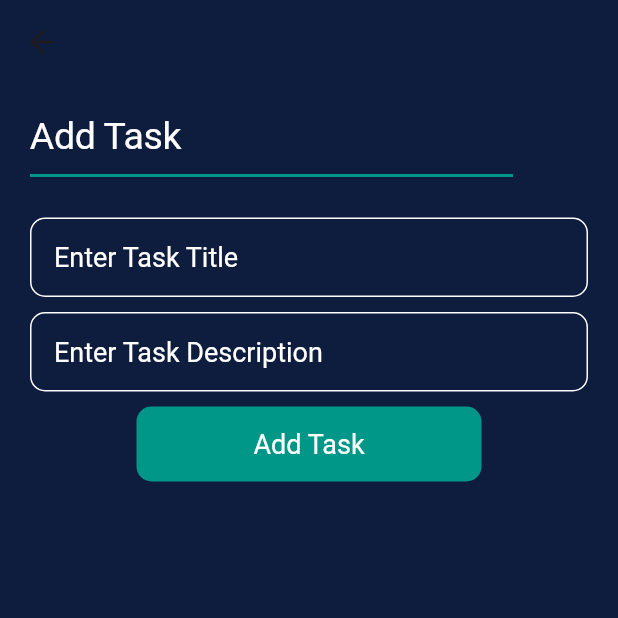
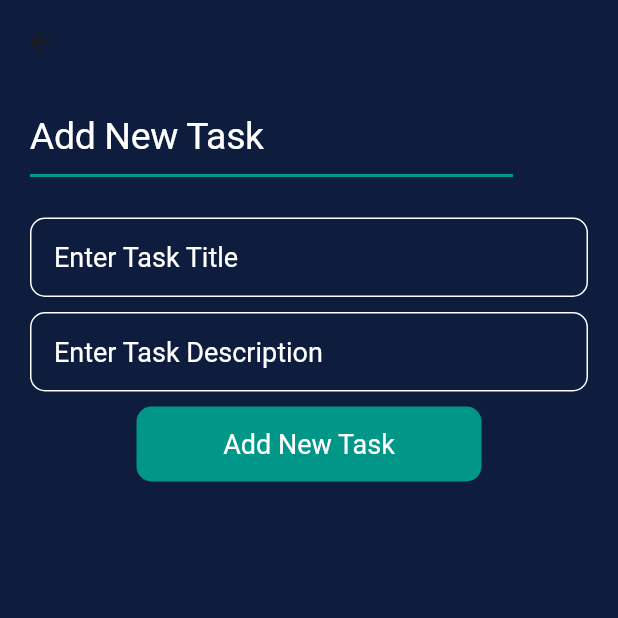
Before and after one commit to Faisal-Erakottil/ToDo_Application, a Flutter app: the AddTaskView screen opened by its route, on a phone screen of 412 x 824 dp, the top half of it. Run offline on Flutter 3.47's test engine with Material 3 defaults, Android fonts, the phone set to English and light mode, and no system bars; our stand-ins replace cloud_firestore, firebase_auth, firebase_core, shared_preferences; accounts and stored records are empty.

Commit message:
completed all

```diff
--- a/lib/models/user_model.dart
+++ b/lib/models/user_model.dart
@@ -16,6 +16,7 @@ class UserModel {
     this.status,
     this.uid,
   });
+
   factory UserModel.fromjson(DocumentSnapshot data) {
     return UserModel(
       email: data['email'],
@@ -24,6 +25,7 @@ class UserModel {
       status: data['status'],
     );
   }
+
   Map<String, dynamic> tojson() {
     return {
       'uid': uid,
@@ -34,4 +36,5 @@ class UserModel {
       'createdAt': createdAt,
     };
   }
+
 }
--- a/lib/screens/add_task_page.dart
+++ b/lib/screens/add_task_page.dart
@@ -5,7 +5,9 @@ import 'package:flutter_application_2/services/task_service.dart'
 import 'package:uuid/uuid.dart';
 
 class AddTaskView extends StatefulWidget {
-  const AddTaskView({super.key});
+  final TaskModel? task;
+
+  const AddTaskView({super.key, this.task});
 
   @override
   State<AddTaskView> createState() => _AddTaskViewState();
@@ -14,12 +16,30 @@ class AddTaskView extends StatefulWidget {
 class _AddTaskViewState extends State<AddTaskView> {
   final TextEditingController _titleController = TextEditingController();
   final TextEditingController _descriptionController = TextEditingController();
+  TaskService _taskService = TaskService();
+  bool _edit = false;
 
   @override
   void dispose() {
     _titleController.dispose();
     _descriptionController.dispose();
     super.dispose();
+  }
+
+  loadData() {
+    if (widget.task != null) {
+      setState(() {
+        _titleController.text = widget.task!.title!;
+        _titleController.text = widget.task!.body!;
+        _edit = true;
+      });
+    }
+  }
+
+  @override
+  void initState() {
+    loadData();
+    super.initState();
   }
 
   final _taskKey = GlobalKey<FormState>();
@@ -40,10 +60,15 @@ class _AddTaskViewState extends State<AddTaskView> {
               crossAxisAlignment: CrossAxisAlignment.start,
 
               children: [
-                Text(
-                  "Add Task",
-                  style: Theme.of(context).textTheme.displayLarge,
-                ),
+                _edit == true
+                    ? Text(
+                      "Update Task",
+                      style: theamdata.textTheme.displayLarge,
+                    )
+                    : Text(
+                      "Add New Task",
+                      style: theamdata.textTheme.displayLarge,
+                    ),
                 SizedBox(height: 5),
                 Divider(color: Colors.teal, thickness: 2, endIndent: 50),
                 const SizedBox(height: 20),
@@ -83,6 +108,7 @@ class _AddTaskViewState extends State<AddTaskView> {
                   cursorColor: Colors.tealAccent,
                   decoration: InputDecoration(
                     hintText: "Enter Task Description",
+
                     hintStyle: theamdata.textTheme.displayMedium,
                     enabledBorder: OutlineInputBorder(
                       borderRadius: BorderRadius.circular(10),
@@ -99,7 +125,19 @@ class _AddTaskViewState extends State<AddTaskView> {
                   child: GestureDetector(
                     onTap: () {
                       if (_taskKey.currentState!.validate()) {
-                        _addTask();
+                        if (_edit) {
+                          TaskModel _taskmodel = TaskModel(
+                            id: widget.task!.id,
+                            title: _titleController.text,
+                            body: _descriptionController.text,
+                            status: 1,
+                            createdAt: DateTime.now(),
+
+                          );
+                          _taskService.updateTask(_taskmodel).then((value)=>Navigator.pop(context));
+                        } else {
+                          _addTask();
+                        }
                       }
                     },
                     child: Container(
@@ -110,10 +148,16 @@ class _AddTaskViewState extends State<AddTaskView> {
                         borderRadius: BorderRadius.circular(10),
                       ),
                       child: Center(
-                        child: Text(
-                          "Add Task",
-                          style: theamdata.textTheme.displayMedium,
-                        ),
+                        child:
+                            _edit == true
+                                ? Text(
+                                  "update Task",
+                                  style: theamdata.textTheme.displayMedium,
+                                )
+                                : Text(
+                                  "Add New Task",
+                                  style: theamdata.textTheme.displayMedium,
+                                ),
                       ),
                     ),
                   ),
@@ -129,7 +173,7 @@ class _AddTaskViewState extends State<AddTaskView> {
   _addTask() async {
     var id = Uuid().v1();
 
-    TaskModel _taskmodel = TaskModel(
+    TaskModel _taskModel = TaskModel(
       title: _titleController.text,
       body: _descriptionController.text,
       id: id,
@@ -138,7 +182,7 @@ class _AddTaskViewState extends State<AddTaskView> {
     );
 
     TaskService _taskService = TaskService();
-    final task = await _taskService.createTask(_taskmodel);
+    final task = await _taskService.createTask(_taskModel);
 
     if (task != null) {
       Navigator.pop(context);
--- a/lib/screens/register_page.dart
+++ b/lib/screens/register_page.dart
@@ -1,6 +1,5 @@
 // ignore_for_file: use_build_context_synchronously
 
-import 'package:cloud_firestore/cloud_firestore.dart';
 import 'package:firebase_auth/firebase_auth.dart';
 import 'package:flutter/material.dart';
 import 'package:flutter_application_2/models/user_model.dart';
@@ -71,6 +70,7 @@ class _RegisterviewState extends State<Registerview> {
             children: [
               Form(
                 key: _regKey,
+                child: SingleChildScrollView(
                   child: Column(
                     mainAxisAlignment: MainAxisAlignment.center,
                     crossAxisAlignment: CrossAxisAlignment.center,
@@ -81,6 +81,7 @@ class _RegisterviewState extends State<Registerview> {
                       ),
                       SizedBox(height: 20),
                       TextFormField(
+                        keyboardType: TextInputType.emailAddress,
                         style: theamdata.textTheme.displayMedium,
                         controller: _emailController,
                         validator: (value) {
@@ -105,6 +106,7 @@ class _RegisterviewState extends State<Registerview> {
                       ),
                       SizedBox(height: 10),
                       TextFormField(
+                        keyboardType: TextInputType.visiblePassword,
                         style: theamdata.textTheme.displayMedium,
                         controller: _passwordController,
                         obscureText: true,
@@ -131,6 +133,7 @@ class _RegisterviewState extends State<Registerview> {
                       ),
                       SizedBox(height: 10),
                       TextFormField(
+                        keyboardType: TextInputType.name,
                         style: theamdata.textTheme.displayMedium,
                         controller: _nameController,
                         //obscureText: true,
@@ -273,6 +276,7 @@ class _RegisterviewState extends State<Registerview> {
                     ],
                   ),
                 ),
+              ),
               Visibility(
                 visible: _isLoading,
                 child: Center(child: CircularProgressIndicator()),
--- a/lib/screens/splash_page.dart
+++ b/lib/screens/splash_page.dart
@@ -13,6 +13,7 @@ class _SplashViewState extends State<SplashView> {
   String? email;
   String? uid;
   String? token;
+  //taking values from shared preferences
   getData() async {
     SharedPreferences _pref = await SharedPreferences.getInstance();
     token = _pref.getString('token');
--- a/lib/services/auth_service.dart
+++ b/lib/services/auth_service.dart
@@ -7,7 +7,7 @@ class AuthService {
   final FirebaseAuth _auth = FirebaseAuth.instance;
   final CollectionReference _userCollection = FirebaseFirestore.instance
       .collection('users');
-
+  // creating new user in fire store
   Future<UserCredential?> registerUser(UserModel user) async {
     UserCredential userData = await FirebaseAuth.instance
         .createUserWithEmailAndPassword(
@@ -28,7 +28,6 @@ class AuthService {
       return userData;
     }
   }
-  // add
 
   // login
   Future<DocumentSnapshot?> loginUser(UserModel user) async {
@@ -38,6 +37,7 @@ class AuthService {
       email: user.email.toString(),
       password: user.password.toString(),
     );
+    // get the token
     String? token = await userCredential.user!.getIdToken();
     if (userCredential != null) {
       snap = await _userCollection.doc(userCredential.user!.uid).get();
@@ -57,7 +57,7 @@ class AuthService {
     await _pref.clear();
     await _auth.signOut();
   }
-
+  //checking if user is logged in or not
   Future<bool> isloggedin() async {
     SharedPreferences _pref = await SharedPreferences.getInstance();
     String? _token = await _pref.getString('token');
```
Also changed, not shown: lib/models/task_moel.dart (+5 -4 lines), lib/screens/todo_home_page.dart (+24 -16 lines), lib/services/task_service.dart (+29 -1 lines). Lines whose indentation alone changed are shown as unchanged.
